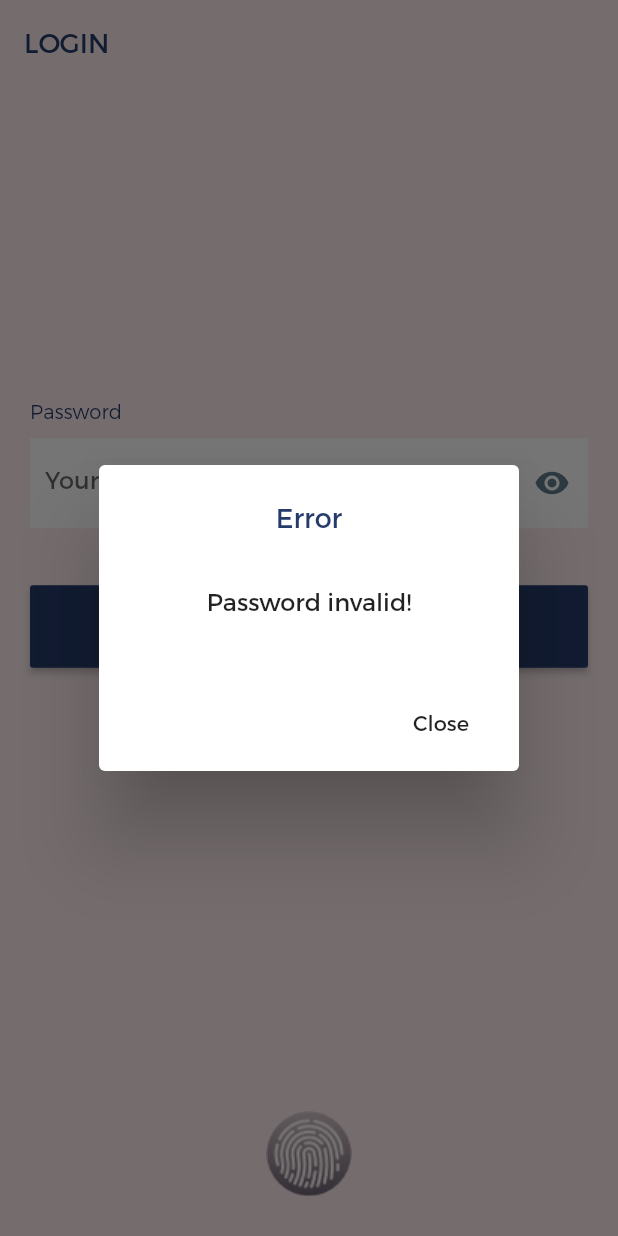
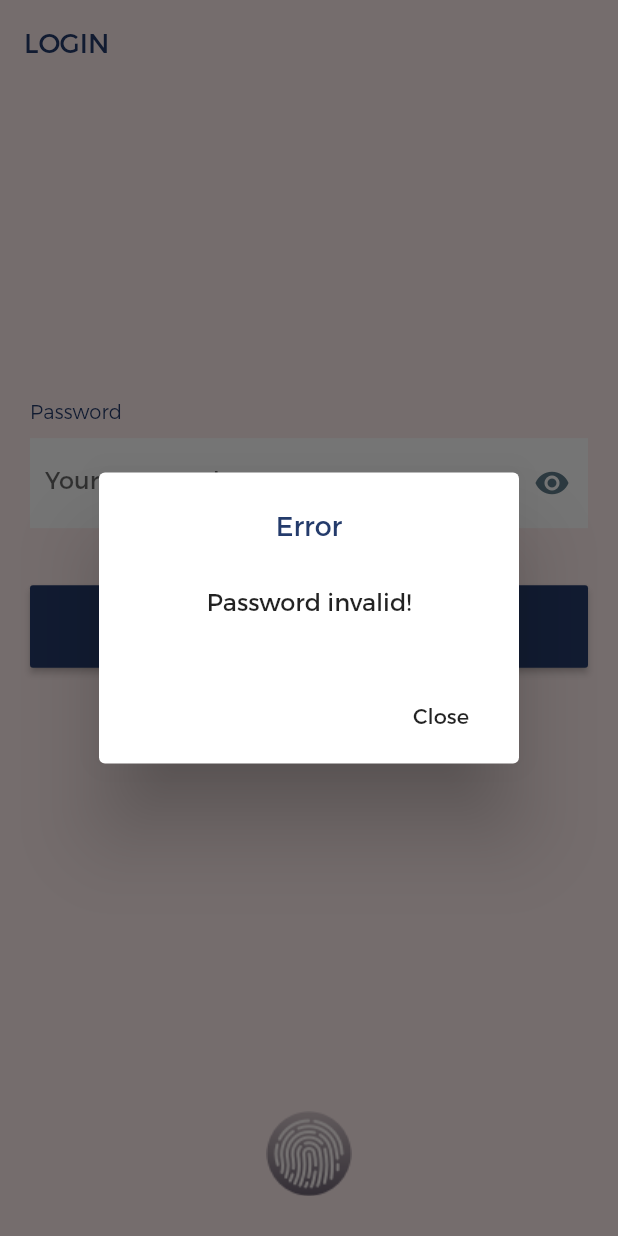
Before and after one commit to mroom-software/mr-pwd-mobile, a Flutter app: the screen it shows after launch, after a tap on "Login", on a phone screen of 412 x 824 dp. Run offline on Flutter 3.47's test engine with Material 2 defaults, Android fonts, the phone set to English and light mode, and no system bars; our stand-ins replace dio, flutter_secure_storage, sqflite; missing offline and left inert: eosdart; accounts and stored records are empty.

```diff
--- a/lib/routes.dart
+++ b/lib/routes.dart
@@ -1,6 +1,7 @@
 import 'package:flutter/material.dart';
 import 'package:blockpass/screens/login.dart';
 import 'package:blockpass/screens/import.dart';
+import 'package:blockpass/screens/list.dart';
 
 
 class Routes extends StatelessWidget {
@@ -24,6 +25,7 @@ class Routes extends StatelessWidget {
       routes: {
         '/': (context) => LoginScreen(),
         '/import': (context) => ImportScreen(),
+        '/list': (context) => ListScreen(),
       },
     );
   }
--- a/lib/screens/login.dart
+++ b/lib/screens/login.dart
@@ -1,6 +1,8 @@
+import 'package:blockpass/bc/eos/eos.dart';
 import 'package:blockpass/config/app.dart';
 import 'package:blockpass/data/db/db.dart';
 import 'package:blockpass/utils/utils.dart';
+import 'package:flutter_secure_storage/flutter_secure_storage.dart';
 import 'package:flutter/material.dart';
 import 'dart:convert';
 
@@ -15,11 +17,10 @@ class _LoginScreenState extends State<LoginScreen> {
   final txtPwdController = TextEditingController();
   bool showPwd;
 
-  bool isNeedToSetPwdForFirstTimeAccount() {
-    if (app.user != null && app.user.password.length == 0) {
+  bool isNeedToInputPwdToLogin() {
+    if (app.user != null) {
       return true;
     }
-
     return false;
   }
 
@@ -40,7 +41,7 @@ class _LoginScreenState extends State<LoginScreen> {
     });
   }
 
-  void btnDoneTouched() {
+  void btnDoneTouched() async {
     var str = txtPwdController.text;
     var bytes = utf8.encode(str);
     var pwd = base64.encode(bytes);
@@ -50,29 +51,42 @@ class _LoginScreenState extends State<LoginScreen> {
       return;
     }
 
-    if (isNeedToSetPwdForFirstTimeAccount()) {
-      app.user.password = pwd;
-      db.updateUser(app.user);
+    if (app.user != null) {
+      if (app.user.password.length == 0) {
+        app.user.password = pwd;
+        db.updateUser(app.user);
+      } else {
+        if (pwd != app.user.password) {
+          Utils.showPopup(context, 'Error', 'Wrong password!');
+          return;
+        }
+      }
+    } else {
+      Utils.showPopup(context, 'Error', 'user is null!');
+      return;
+    }
 
-    } else {
-      if (pwd == app.user.password) {
+    // init eos
+    final storage = new FlutterSecureStorage();
+    var privKey = await storage.read(key: 'priKey');
+    EOS eos = new EOS();
+    bool value = eos.connect(app.user.chainURL, privKey);
 
-      } else {
-
-      }
+    if (value) {
+      Navigator.pushNamedAndRemoveUntil(context, '/list', (Route<dynamic> route) => false);
     }
   }
 
   @override
   Widget build(BuildContext context) {
-    if (isNeedToSetPwdForFirstTimeAccount()) {
+    if (isNeedToInputPwdToLogin()) {
       return Scaffold(
         backgroundColor: Theme.of(context).backgroundColor,
         appBar: AppBar(
           backgroundColor: Theme.of(context).backgroundColor,
           elevation: 0.0,
           title: Text(
-            'FINAL STEP',
+            'LOGIN',
             style: Theme.of(context).textTheme.title,
           ),
         ),
@@ -110,6 +124,7 @@ class _LoginScreenState extends State<LoginScreen> {
                                   Container(
                                     padding: const EdgeInsets.fromLTRB(10, 0, 0, 0),
                                     child: TextField(
+                                      controller: txtPwdController,
                                       obscureText: showPwd ? false : true,
                                       decoration: InputDecoration(
                                         border: InputBorder.none,
@@ -213,6 +228,7 @@ class _LoginScreenState extends State<LoginScreen> {
                                   Container(
                                     padding: const EdgeInsets.fromLTRB(10, 0, 0, 0),
                                     child: TextField(
+                                      controller: txtPwdController,
                                       obscureText: showPwd ? false : true,
                                       decoration: InputDecoration(
                                         border: InputBorder.none,
--- a/lib/utils/utils.dart
+++ b/lib/utils/utils.dart
@@ -13,7 +13,7 @@ class Utils {
             child: Text(title),
           ),
           content: Container(
-            height: 50,
+            height: 40,
               child: Align(
               alignment: Alignment.center,
               child: Text(msg),
```
Also changed, not shown: lib/screens/list.dart (+48 -0 lines), lib/screens/settings.dart (added).
